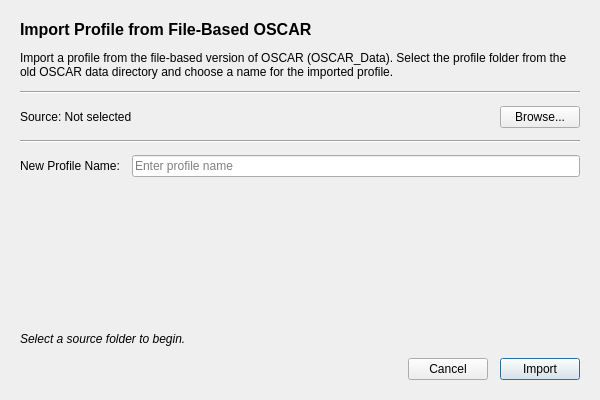
First picture: the form in oscar/importprofile.ui, repository tomasohara/OSCAR-SQL, before the edit.
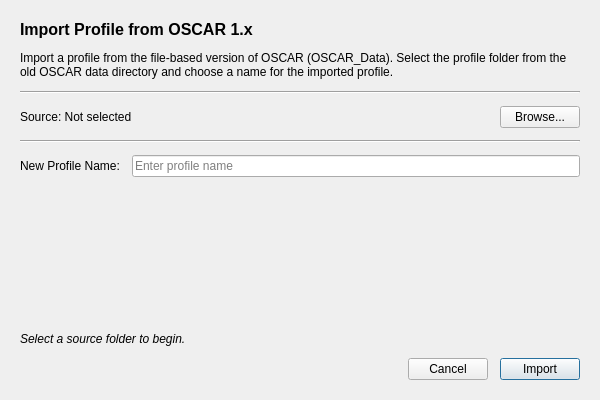
Second picture: the form after the edit.

Commit message: Profile Importer now imports journal data properly

```diff
--- a/oscar/importprofile.ui
+++ b/oscar/importprofile.ui
@@ -34,12 +34,11 @@
      <property name="font">
       <font>
        <pointsize>12</pointsize>
-       <weight>75</weight>
        <bold>true</bold>
       </font>
      </property>
      <property name="text">
-      <string>Import Profile from File-Based OSCAR</string>
+      <string>Import Profile from OSCAR 1.x</string>
      </property>
     </widget>
    </item>
```
Left out of the diff: 10 changed lines with no effect on the pictures. The commit also changes 3 other files.
